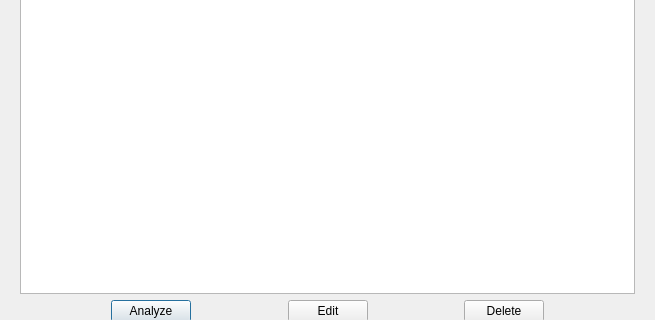
This is VLNvika3/searchresults.ui in Gylfian/VLN-vika-3 as Qt 5 draws it before an edit; both pictures show x 0 to 655 and y 280 to 600 of the 655 by 600 pixel window. The edited form follows.
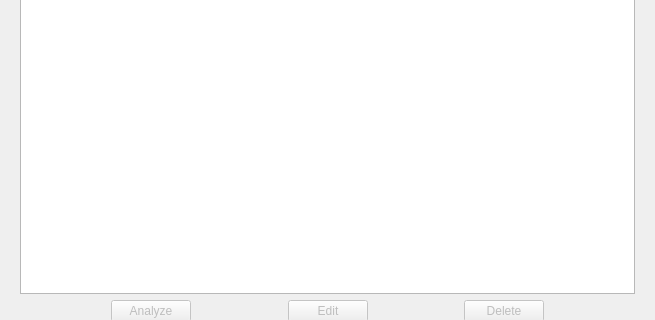
This is the edited form.

```diff
--- a/VLNvika3/searchresults.ui
+++ b/VLNvika3/searchresults.ui
@@ -66,6 +66,9 @@
          </item>
          <item>
           <widget class="QPushButton" name="anlyzeScientist">
+           <property name="enabled">
+            <bool>false</bool>
+           </property>
            <property name="text">
             <string>Analyze</string>
            </property>
@@ -86,6 +89,9 @@
          </item>
          <item>
           <widget class="QPushButton" name="editScientist">
+           <property name="enabled">
+            <bool>false</bool>
+           </property>
            <property name="text">
             <string>Edit</string>
            </property>
@@ -106,6 +112,9 @@
          </item>
          <item>
           <widget class="QPushButton" name="deleteScientist">
+           <property name="enabled">
+            <bool>false</bool>
+           </property>
            <property name="text">
             <string>Delete</string>
            </property>
```
Left out of the diff: 9 changed lines with no effect on the pictures.
